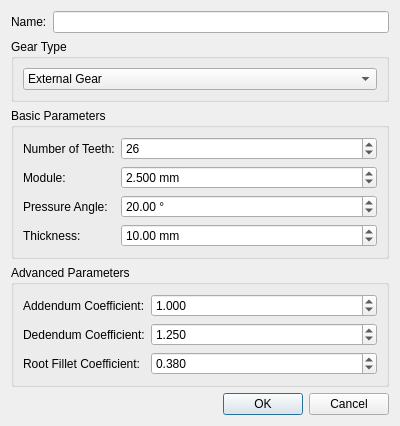
Qt form src/GeometryWidgets/dialogCreateGear.ui (Cui001104/fastcae_biye) before a commit.
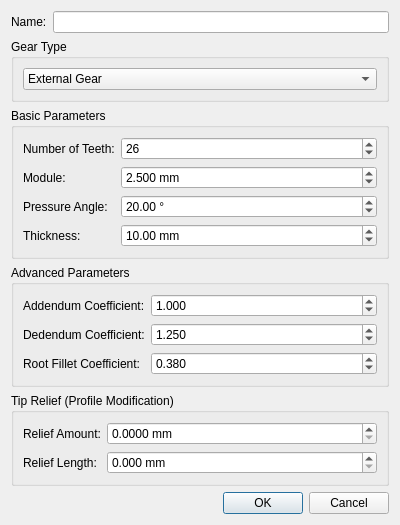
The same form after that commit.

Diff of the .ui file:
```diff
--- a/src/GeometryWidgets/dialogCreateGear.ui
+++ b/src/GeometryWidgets/dialogCreateGear.ui
@@ -7,7 +7,7 @@
     <x>0</x>
     <y>0</y>
     <width>400</width>
-    <height>420</height>
+    <height>520</height>
    </rect>
   </property>
   <property name="windowTitle">
@@ -239,6 +239,73 @@
      </layout>
     </widget>
    </item>
+   <item>
+    <widget class="QGroupBox" name="groupBoxTipRelief">
+     <property name="title">
+      <string>Tip Relief (Profile Modification)</string>
+     </property>
+     <layout class="QFormLayout" name="formLayoutTipRelief">
+      <item row="0" column="0">
+       <widget class="QLabel" name="labelTipReliefAmount">
+        <property name="text">
+         <string>Relief Amount:</string>
+        </property>
+       </widget>
+      </item>
+      <item row="0" column="1">
+       <widget class="QDoubleSpinBox" name="doubleSpinBoxTipReliefAmount">
+        <property name="suffix">
+         <string> mm</string>
+        </property>
+        <property name="decimals">
+         <number>4</number>
+        </property>
+        <property name="minimum">
+         <double>0.000000000000000</double>
+        </property>
+        <property name="maximum">
+         <double>1.000000000000000</double>
+        </property>
+        <property name="singleStep">
+         <double>0.010000000000000</double>
+        </property>
+        <property name="value">
+         <double>0.000000000000000</double>
+        </property>
+       </widget>
+      </item>
+      <item row="1" column="0">
+       <widget class="QLabel" name="labelTipReliefLength">
+        <property name="text">
+         <string>Relief Length:</string>
+        </property>
+       </widget>
+      </item>
+      <item row="1" column="1">
+       <widget class="QDoubleSpinBox" name="doubleSpinBoxTipReliefLength">
+        <property name="suffix">
+         <string> mm</string>
+        </property>
+        <property name="decimals">
+         <number>3</number>
+        </property>
+        <property name="minimum">
+         <double>0.000000000000000</double>
+        </property>
+        <property name="maximum">
+         <double>10.000000000000000</double>
+        </property>
+        <property name="singleStep">
+         <double>0.100000000000000</double>
+        </property>
+        <property name="value">
+         <double>0.000000000000000</double>
+        </property>
+       </widget>
+      </item>
+     </layout>
+    </widget>
+   </item>
    <item>
     <spacer name="verticalSpacer">
      <property name="orientation">
```
